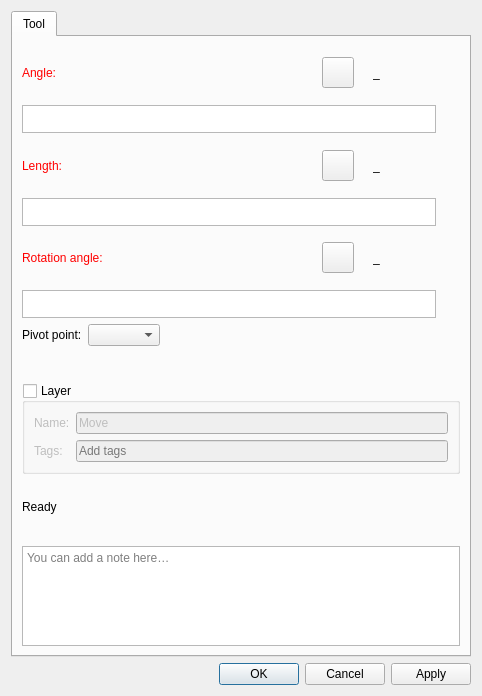
This is src/libs/vtools/dialogs/tools/dialogmove.ui in equinox-patterns/Ostara as Qt 5 draws it before an edit. The edited form follows.
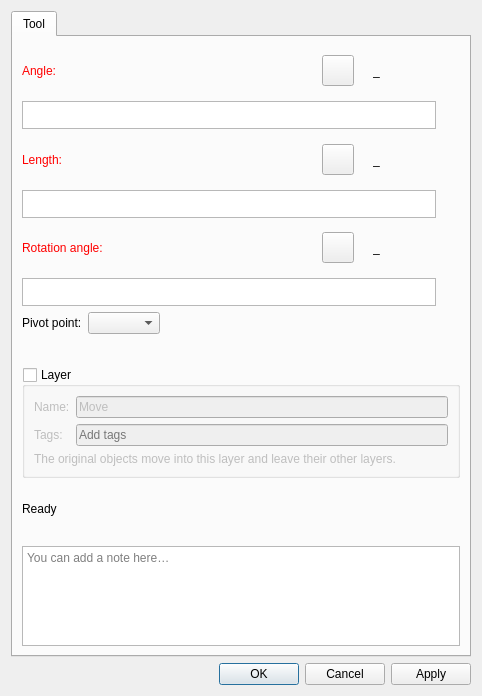
This is the edited form. Icons and pictures are not drawn. Custom widgets are drawn as their Qt base class.

What changed in the file:
```diff
--- a/src/libs/vtools/dialogs/tools/dialogmove.ui
+++ b/src/libs/vtools/dialogs/tools/dialogmove.ui
@@ -638,6 +638,16 @@
             </property>
            </widget>
           </item>
+          <item row="2" column="0" colspan="2">
+           <widget class="QLabel" name="labelLayerHint">
+            <property name="text">
+             <string>The original objects move into this layer and leave their other layers.</string>
+            </property>
+            <property name="wordWrap">
+             <bool>true</bool>
+            </property>
+           </widget>
+          </item>
          </layout>
         </widget>
        </item>
```
